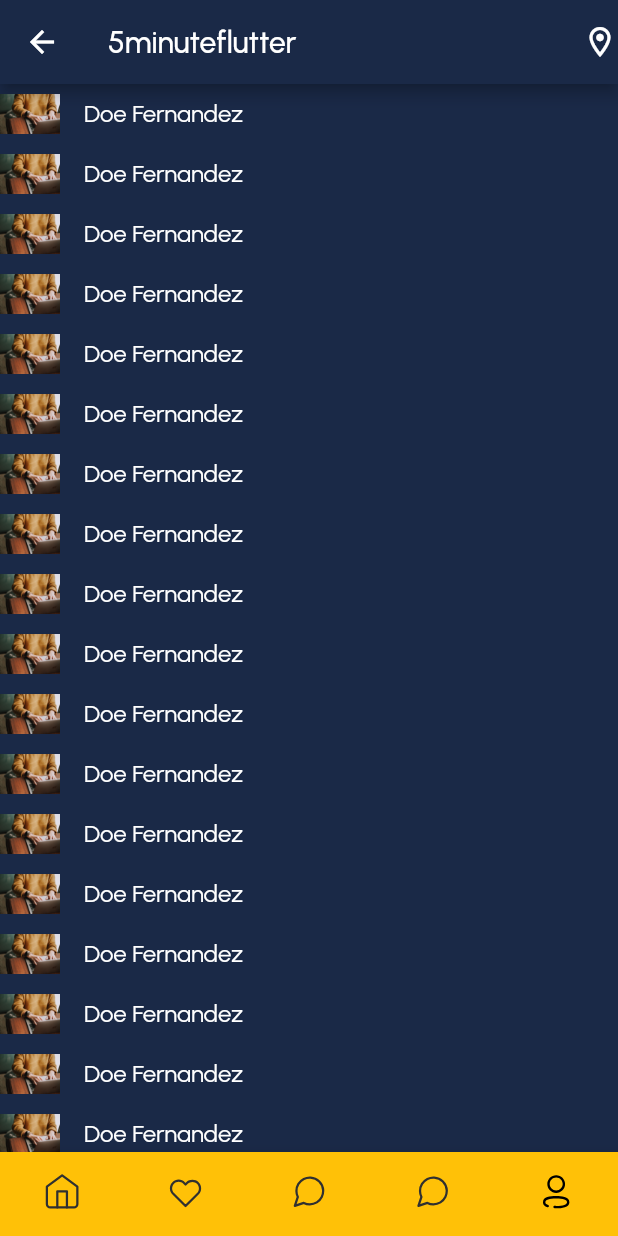
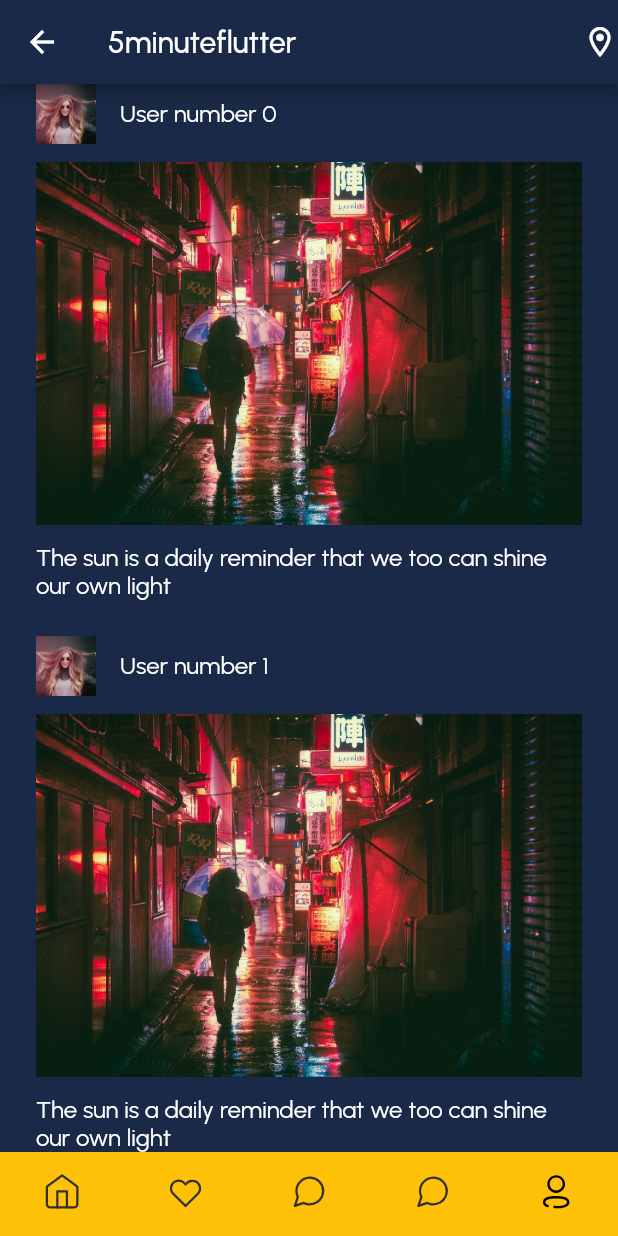
Before and after one commit to muhdamean/posts_app, a Flutter app: the MainPage screen opened by its route, on a phone screen of 412 x 824 dp. Run offline on Flutter 3.47's test engine with Material 2 defaults, Android fonts, the phone set to English and light mode, and no system bars; our stand-ins replace flutter_svg; project files that could hold a hidden picture were left out.

Commit message:
App PostItem page

```diff
--- /dev/null
+++ b/lib/components/post_item.dart
@@ -0,0 +1,48 @@
+import 'package:flutter/material.dart';
+import 'package:flutter_full_course/styles/app_text.dart';
+
+class PostItem extends StatelessWidget {
+  final String user;
+  const PostItem({super.key, required this.user});
+
+  @override
+  Widget build(BuildContext context) {
+    MediaQuery.of(context).size;
+    return Padding(
+      padding: const EdgeInsets.symmetric(
+        horizontal: 24,
+      ),
+      child: Column(
+        children: [
+          Row(
+            children: [
+              Image.asset(
+                'assets/temp/user1.png',
+                width: 40,
+                height: 40,
+              ),
+              const SizedBox(
+                width: 16,
+              ),
+              Text(
+                user,
+                style: AppText.subtitle3,
+              ),
+            ],
+          ),
+          const SizedBox(
+            height: 12,
+          ),
+          Image.asset('assets/temp/post1.jpg'),
+          const SizedBox(
+            height: 12,
+          ),
+          const Text(
+            'The sun is a daily reminder that we too can shine our own light',
+            style: AppText.subtitle3,
+          )
+        ],
+      ),
+    );
+  }
+}
--- a/lib/main.dart
+++ b/lib/main.dart
@@ -21,7 +21,7 @@ class MyApp extends StatelessWidget {
       initialRoute: '/',
       routes: {
         '/': (context) => const LoginPage(),
-        '/home': (context) => const HomePage(),
+        '/home': (context) =>  HomePage(),
         '/main': (context) => const MainPage(),
       },
     );
--- a/lib/pages/home_page.dart
+++ b/lib/pages/home_page.dart
@@ -1,12 +1,16 @@
 import 'package:flutter/material.dart';
+import 'package:flutter_full_course/components/post_item.dart';
 import 'package:flutter_full_course/styles/app_colors.dart';
 import 'package:flutter_full_course/styles/app_text.dart';
 
 class HomePage extends StatelessWidget {
-  const HomePage({super.key});
+  HomePage({super.key});
+
+  List<String> users = [];
 
   @override
   Widget build(BuildContext context) {
+    mockUsersFromServer();
     return Scaffold(
         appBar: AppBar(
           backgroundColor: AppColors.background,
@@ -16,32 +20,33 @@ class HomePage extends StatelessWidget {
             Icon(Icons.location_on_outlined),
           ],
         ),
-        body: ListView(
-          children: mockUsersFromServer(),
+        body: ListView.separated(
+          itemBuilder: (context, index) {
+            return PostItem(
+              user: users[index],
+            );
+          },
+          itemCount: users.length,
+          separatorBuilder: (BuildContext context, int index) {
+            return const SizedBox(
+              height: 24,
+            );
+          },
         ));
   }
 
-  Widget _userItem() {
-    return Row(
-      children: [
-        Image.asset(
-          'assets/temp/user1.jpg',
-          width: 40,
-          height: 40,
-        ),
-        const SizedBox(
-          width: 16,
-        ),
-        const Text('Doe Fernandez', style: AppText.subtitle3,),
-      ],
-    );
-  }
-
-  List<Widget> mockUsersFromServer() {
-    List<Widget> users = [];
-    for (var i = 0; i < 500; i++) {
-      users.add(_userItem());
+  mockUsersFromServer() {
+    for (var i = 0; i < 100; i++) {
+      users.add('User number $i');
     }
     return users;
   }
+
+  // List<Widget> mockUsersFromServer() {
+  //   List<Widget> users = [];
+  //   for (var i = 0; i < 500; i++) {
+  //     users.add(PostItem());
+  //   }
+  //   return users;
+  // }
 }
--- a/lib/pages/main_page.dart
+++ b/lib/pages/main_page.dart
@@ -47,7 +47,7 @@ class _MainPageState extends State<MainPage> {
   }
 
   final pages = [
-    const HomePage(),
+     HomePage(),
     const Center(
       child: Text('Favorite'),
     ),
```
Also changed, not shown: assets/temp/user1.jpg (deleted), assets/temp/user1.png (added).
